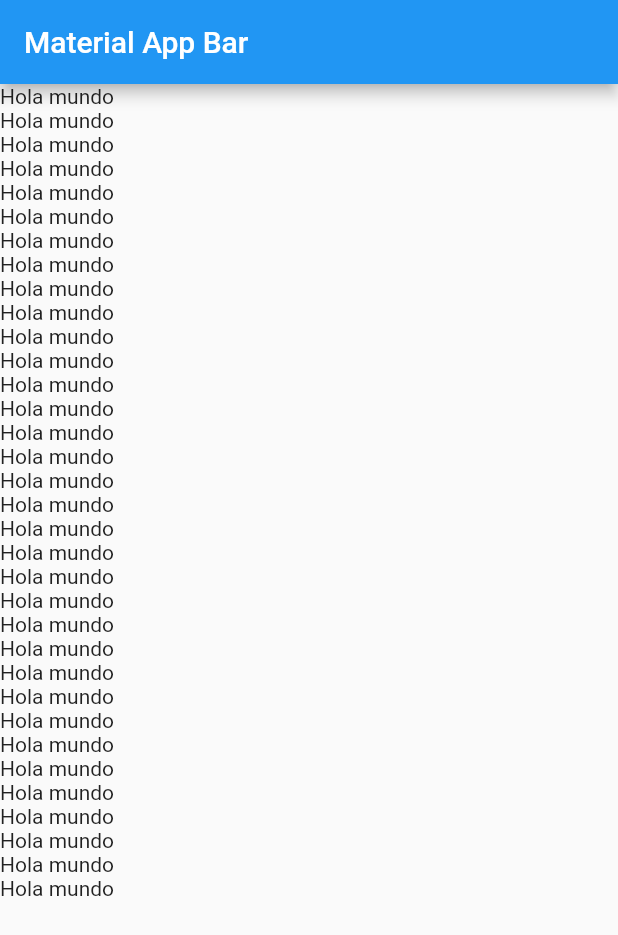
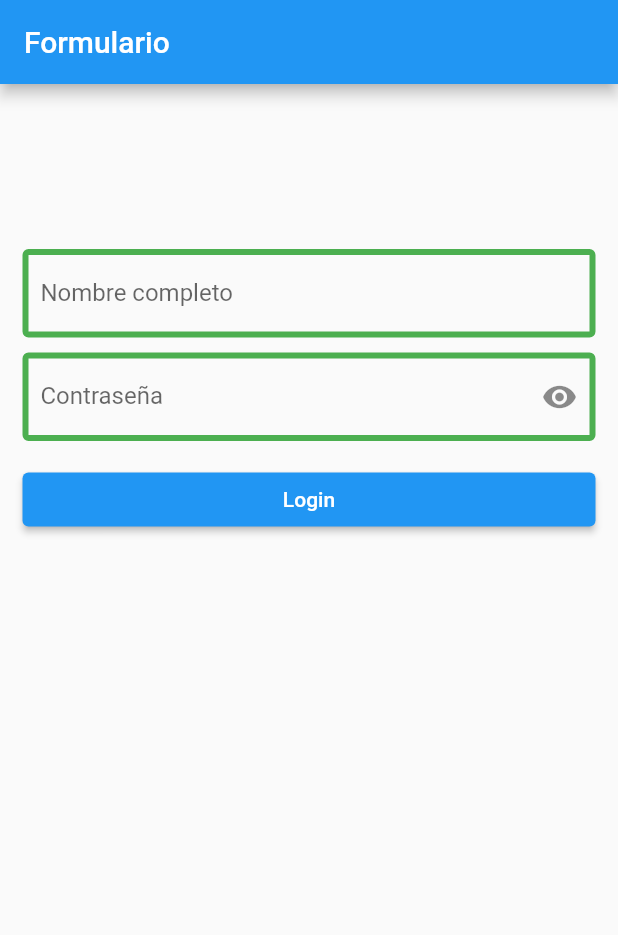
Before and after one commit to JavierFabregas/formacion-grupo-trc, a Flutter app: the screen it shows after launch, on a phone screen of 412 x 824 dp. Shown: the top 935 px of the screen. Run offline on Flutter 3.47's test engine with Material 2 defaults, Android fonts, the phone set to English and light mode, and no system bars.

Commit message:
ejercicio formulario

```diff
--- a/lib/main.dart
+++ b/lib/main.dart
@@ -14,54 +14,135 @@ class MyApp extends StatelessWidget {
   }
 }
 
-class FormPage extends StatelessWidget {
+class FormPage extends StatefulWidget {
   const FormPage({
     Key key,
   }) : super(key: key);
 
   @override
+  _FormPageState createState() => _FormPageState();
+}
+
+class _FormPageState extends State<FormPage> {
+
+  String name = '';
+  String password = '';
+  bool hidePassword = true;
+  bool _autovalidate = false;
+  final _formKey = GlobalKey<FormState>();
+  @override
   Widget build(BuildContext context) {
     return Scaffold(
       appBar: AppBar(
-        title: Text('Material App Bar'),
+        title: Text('Formulario'),
       ),
-      body: ListView(
-        children: [
-          TextoPersonalizado(),
-          TextoPersonalizado(),
-          TextoPersonalizado(),
-          TextoPersonalizado(),
-          TextoPersonalizado(),
-          TextoPersonalizado(),
-          TextoPersonalizado(),
-          TextoPersonalizado(),
-          TextoPersonalizado(),
-          TextoPersonalizado(),
-          TextoPersonalizado(),
-          TextoPersonalizado(),
-          TextoPersonalizado(),
-          TextoPersonalizado(),
-          TextoPersonalizado(),
-          TextoPersonalizado(),
-          TextoPersonalizado(),
-          TextoPersonalizado(),
-          TextoPersonalizado(),
-          TextoPersonalizado(),
-          TextoPersonalizado(),
-          TextoPersonalizado(),
-          TextoPersonalizado(),
-          TextoPersonalizado(),
-          TextoPersonalizado(),
-          TextoPersonalizado(),
-          TextoPersonalizado(),
-          TextoPersonalizado(),
-          TextoPersonalizado(),
-          TextoPersonalizado(),
-          TextoPersonalizado(),
-          TextoPersonalizado(),
-          TextoPersonalizado(),
-          TextoPersonalizado(),
-        ],
+      body: Padding(
+        padding: const EdgeInsets.symmetric(horizontal: 15,vertical: 10),
+        child: Form(
+          key: _formKey,
+          child: Container(
+            height: 400,
+            child: ListView(
+              children: [
+                SizedBox(height: 100,),
+                FormInput(
+                  labelText: 'Nombre completo',
+                  hintText: 'Nombre',
+                  autovalidate: _autovalidate,
+                  onChanged: (String value) { name = value; },
+                  validator: (String value) {
+                    if(value == ''){
+                      return 'Este campo no debe estar vacío';
+                    }
+                    return null;
+                   },
+                ),
+                SizedBox(height: 10,),
+                FormInput(
+                  hintText: 'Contraseña',
+                  labelText: 'Contraseña',
+                  autovalidate: _autovalidate,
+                  obscureText: hidePassword,
+                  onChanged: (String value) { password = value; },
+                  validator: (String value) {
+                    if(value.length<6){
+                      return 'La contraseña debe tener almenos 6 caracteres';
+                    }
+                    return null;
+                   },
+                   suffixIcon: IconButton(
+                     icon: (hidePassword) ? Icon(Icons.visibility) : Icon(Icons.visibility_off),
+                     onPressed: (){
+                      setState(() {});
+                      hidePassword = !hidePassword;
+                      print(hidePassword);
+                     }
+                   ),
+                ),
+                SizedBox(height: 15,),
+                ElevatedButton(
+                  onPressed: () {
+                    // if(_formKey.currentState.validate()){
+                      print('El formulario es válido');
+                      _autovalidate = true;
+                      setState(() {});
+                    // }
+                  },
+                  child: Text('Login')
+                )
+              ],
+            ),
+          ),
+        ),
+      ),
+    );
+  }
+}
+
+class FormInput extends StatelessWidget {
+  const FormInput({
+    Key key,
+    @required this.labelText,
+    @required this.hintText,
+    @required this.onChanged,
+    @required this.validator,
+    @required this.autovalidate,
+    this.suffixIcon,
+    this.obscureText = false,
+  }) : super(key: key);
+  final String labelText;
+  final String hintText;
+  final Function(String) onChanged;
+  final Function(String) validator;
+  final Widget suffixIcon;
+  final bool obscureText;
+  final bool autovalidate;
+  @override
+  Widget build(BuildContext context) {
+    return TextFormField(
+      onChanged: onChanged,
+      validator: validator,
+      obscureText: obscureText,
+      autovalidateMode: (autovalidate) ? AutovalidateMode.always : AutovalidateMode.disabled,
+      decoration: InputDecoration(
+        hintText: 'Nombre',
+        labelText: labelText,
+        suffixIcon:
+          (suffixIcon==null)
+            ? SizedBox.shrink()
+            : suffixIcon,
+        border: OutlineInputBorder(
+          borderSide: BorderSide(color:Colors.blue, width: 4)
+        ),
+        enabledBorder: OutlineInputBorder(
+          borderSide: BorderSide(color:Colors.green, width: 4)
+        ),
+        focusedBorder: OutlineInputBorder(
+          borderSide: BorderSide(color:Colors.blue, width: 4)
+        ),
+        errorBorder: OutlineInputBorder(
+          borderSide: BorderSide(color:Colors.red, width: 4)
+        ),
       ),
     );
   }
```
